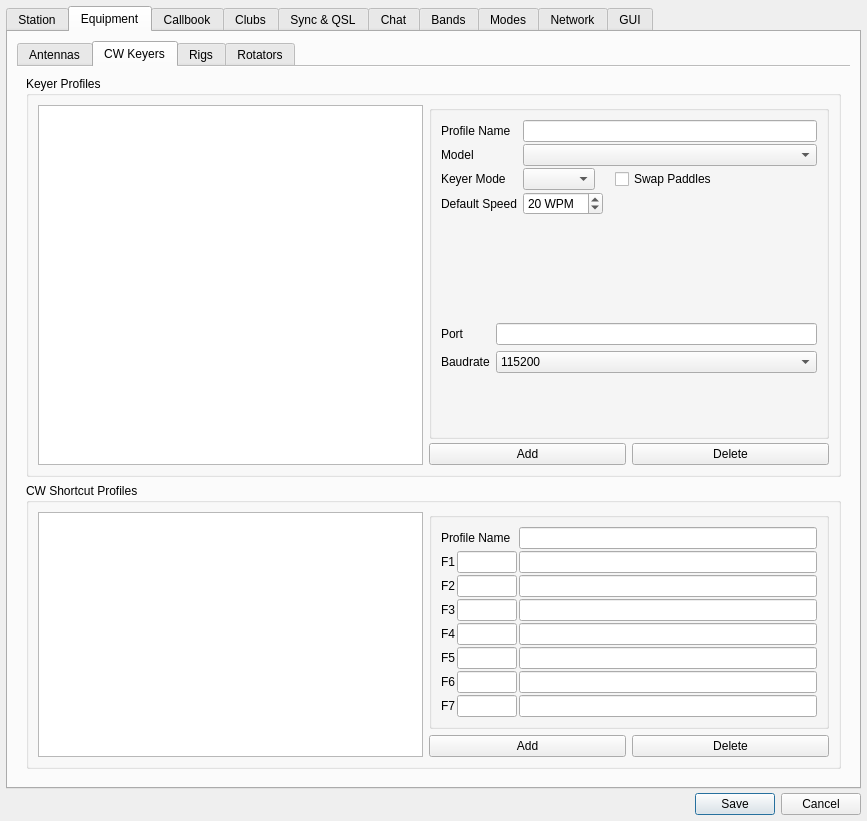
The window that ui/SettingsDialog.ui (dawkagaming/QLog) describes before a commit, drawn with Qt 5.
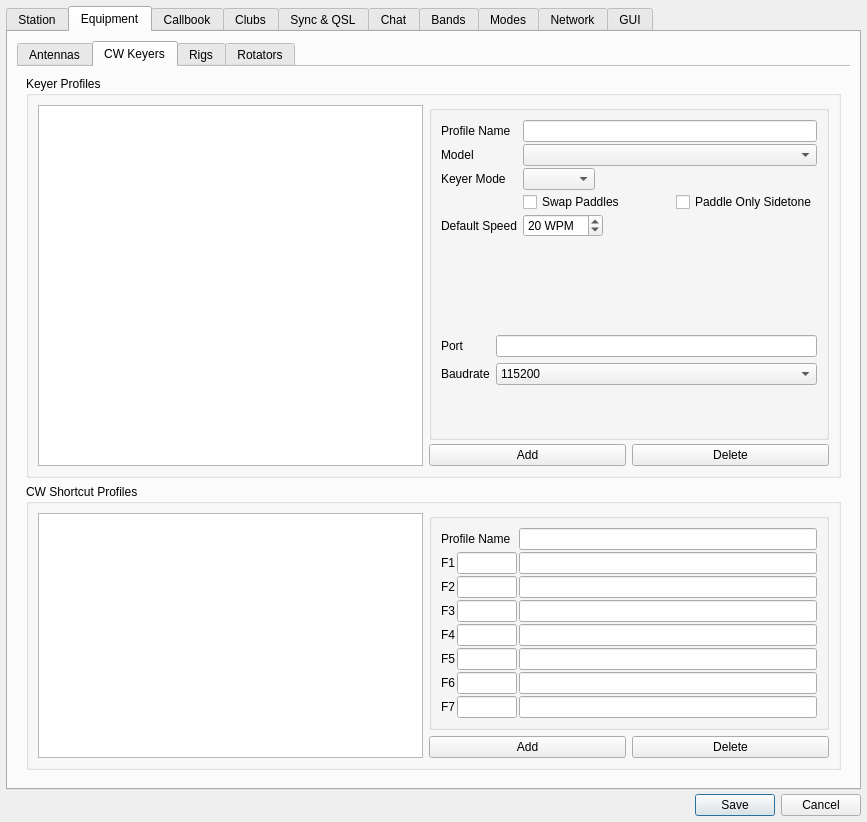
The same window after the commit. The open tabs and pages were chosen to show the change. Icons and pictures are not drawn. Custom widgets are drawn as their Qt base class.

Commit message: Fixed #739 - Winkey v2: Added paddleOnly Sidetone

Patch:
```diff
--- a/ui/SettingsDialog.ui
+++ b/ui/SettingsDialog.ui
@@ -7,7 +7,7 @@
     <x>0</x>
     <y>0</y>
     <width>867</width>
-    <height>821</height>
+    <height>822</height>
    </rect>
   </property>
   <property name="windowTitle">
@@ -710,11 +710,6 @@
                   </widget>
                  </item>
                  <item row="2" column="1">
-                  <layout class="QHBoxLayout" name="horizontalLayout_37">
-                   <property name="spacing">
-                    <number>20</number>
-                   </property>
-                   <item>
                     <widget class="QComboBox" name="cwKeyModeSelect">
                      <property name="sizePolicy">
                       <sizepolicy hsizetype="Maximum" vsizetype="Fixed">
@@ -724,6 +719,11 @@
                      </property>
                     </widget>
                    </item>
+                 <item row="3" column="1">
+                  <layout class="QHBoxLayout" name="horizontalLayout_37">
+                   <property name="spacing">
+                    <number>12</number>
+                   </property>
                    <item>
                     <widget class="QCheckBox" name="cwSwapPaddlesCheckbox">
                      <property name="text">
@@ -731,16 +731,23 @@
                      </property>
                     </widget>
                    </item>
+                   <item>
+                    <widget class="QCheckBox" name="cwPaddleOnlySidetoneCheckbox">
+                     <property name="text">
+                      <string>Paddle Only Sidetone</string>
+                     </property>
+                    </widget>
+                   </item>
                   </layout>
                  </item>
-                 <item row="3" column="0">
+                 <item row="4" column="0">
                   <widget class="QLabel" name="cwDefaultSpeedLabel">
                    <property name="text">
                     <string>Default Speed</string>
                    </property>
                   </widget>
                  </item>
-                 <item row="3" column="1">
+                 <item row="4" column="1">
                   <widget class="QSpinBox" name="cwDefaulSpeed">
                    <property name="sizePolicy">
                     <sizepolicy hsizetype="Maximum" vsizetype="Fixed">
@@ -765,7 +772,7 @@
                    </property>
                   </widget>
                  </item>
-                 <item row="4" column="1">
+                 <item row="5" column="1">
                   <spacer name="verticalSpacer_5">
                    <property name="orientation">
                     <enum>Qt::Vertical</enum>
@@ -778,7 +785,7 @@
                    </property>
                   </spacer>
                  </item>
-                 <item row="5" column="0" colspan="2">
+                 <item row="6" column="0" colspan="2">
                   <widget class="QStackedWidget" name="cwStackedWidget">
                    <property name="sizePolicy">
                     <sizepolicy hsizetype="Preferred" vsizetype="Preferred">
```
Left out of the diff: 1 changed line with no effect on the pictures. Lines whose indentation alone changed are shown as unchanged. The commit also changes 8 other files.
